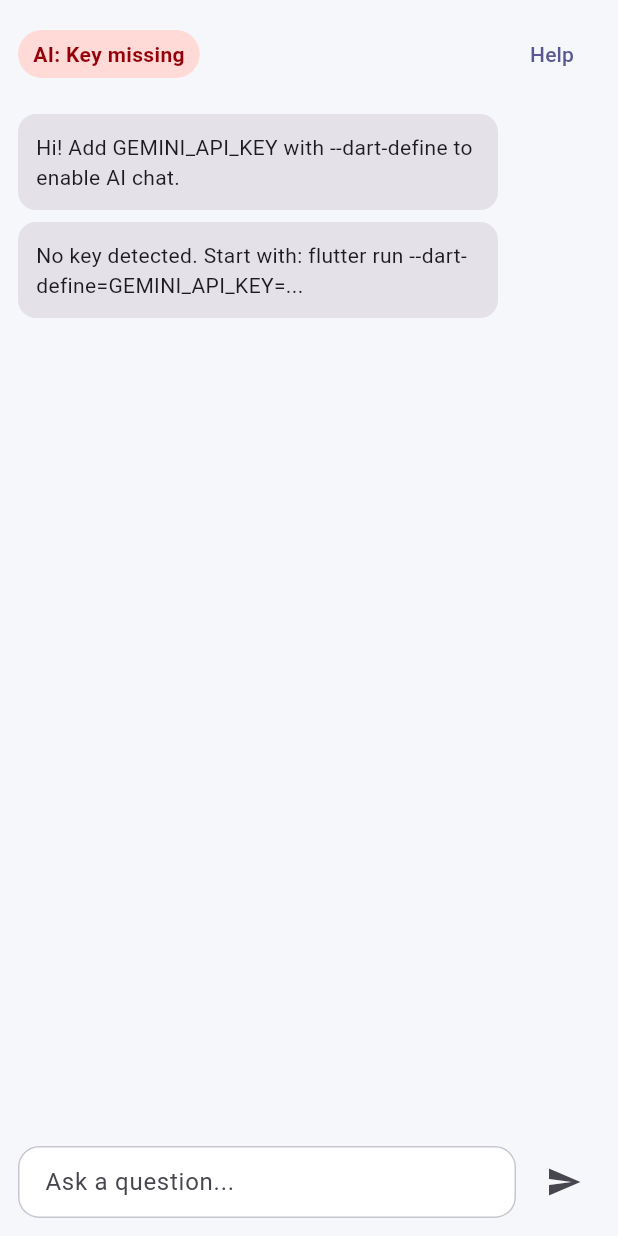
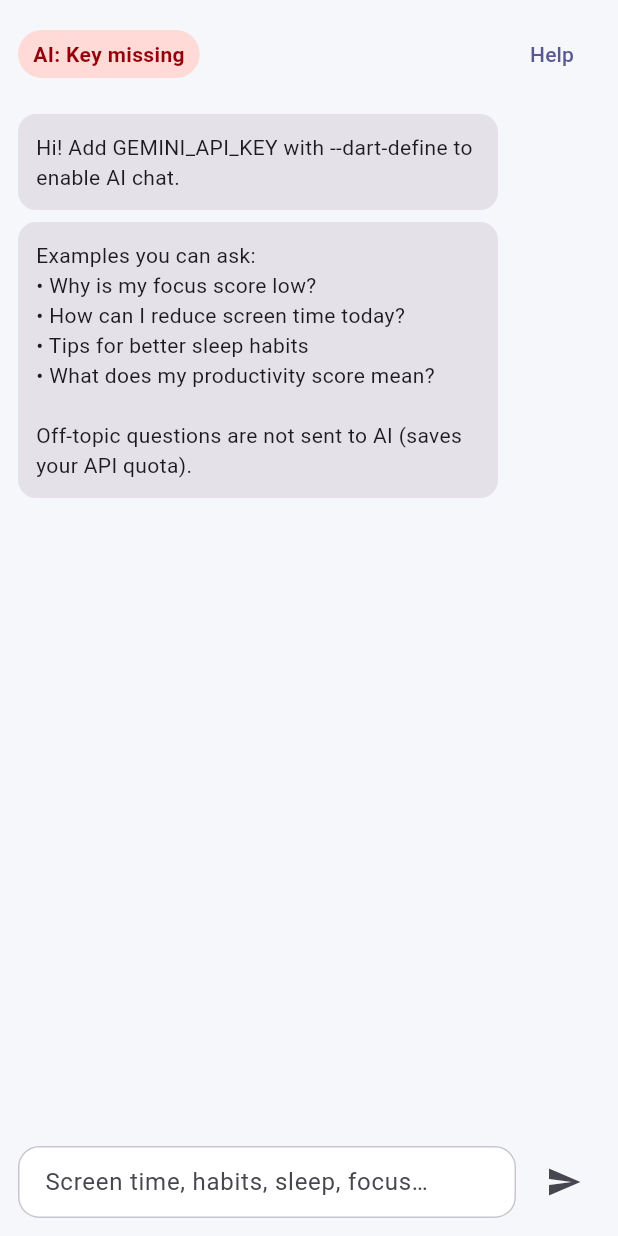
Before and after one commit to Krijan-dev/final_year_project, a Flutter app: the ChatbotScreen widget shown alone on an empty page, opened directly, after a tap on "Help", after a tap on the "send" icon, on a phone screen of 412 x 824 dp. Run offline on Flutter 3.47's test engine with Material 3 defaults, Android fonts, the phone set to English and light mode, and no system bars; our stand-ins replace fl_chart, flutter_riverpod, google_generative_ai, hive_flutter, permission_handler; missing offline and left inert: health; accounts and stored records are empty.

Commit message:
AI rules added
AI rules have been added so that it will only reply to the related topics and gives already saved information for this that are not related

```diff
--- a/lib/screens/chatbot_screen.dart
+++ b/lib/screens/chatbot_screen.dart
@@ -1,7 +1,7 @@
 import "package:flutter/material.dart";
-import "package:flutter/foundation.dart";
 import "package:flutter_riverpod/flutter_riverpod.dart";
 import "package:life_pattern_tracker/providers/usage_provider.dart";
+import "package:life_pattern_tracker/services/ai_scope.dart";
 import "package:life_pattern_tracker/services/gemini_service.dart";
 
 class ChatbotScreen extends ConsumerStatefulWidget {
@@ -16,7 +16,8 @@ class _ChatbotScreenState extends ConsumerState<ChatbotScreen> {
   final List<_ChatMessage> _messages = [
     _ChatMessage(
       text: GeminiService.isConfigured
-          ? "Hi! I am your Gemini productivity assistant. Ask me anything about your habits."
+          ? "Hi! I help with habits, screen time, sleep, focus, and productivity using your app data. "
+              "Off-topic messages are answered locally (no API call)."
           : "Hi! Add GEMINI_API_KEY with --dart-define to enable AI chat.",
       isUser: false,
     ),
@@ -59,14 +60,7 @@ class _ChatbotScreenState extends ConsumerState<ChatbotScreen> {
               TextButton(
                 onPressed: () {
                   setState(() {
-                    _messages.add(
-                      _ChatMessage(
-                        text: GeminiService.isConfigured
-                            ? "AI key detected. If calls fail, the next message will show the exact error."
-                            : "No key detected. Start with: flutter run --dart-define=GEMINI_API_KEY=...",
-                        isUser: false,
-                      ),
-                    );
+                    _messages.add(const _ChatMessage(text: AiScope.helpReply, isUser: false));
                   });
                 },
                 child: const Text("Help"),
@@ -112,7 +106,7 @@ class _ChatbotScreenState extends ConsumerState<ChatbotScreen> {
                     textInputAction: TextInputAction.send,
                     onSubmitted: (_) => _sendMessage(),
                     decoration: const InputDecoration(
-                      hintText: "Ask a question...",
+                      hintText: "Screen time, habits, sleep, focus…",
                       border: OutlineInputBorder(),
                     ),
                   ),
@@ -139,14 +133,31 @@ class _ChatbotScreenState extends ConsumerState<ChatbotScreen> {
   Future<void> _sendMessage() async {
     final text = _controller.text.trim();
     if (text.isEmpty || _loading) return;
+
+    final scope = AiScope.classify(text);
+    if (scope == AiScopeDecision.empty) return;
+
+    setState(() {
+      _messages.add(_ChatMessage(text: text, isUser: true));
+    });
+    _controller.clear();
+
+    final localReply = switch (scope) {
+      AiScopeDecision.greeting => AiScope.greetingReply,
+      AiScopeDecision.help => AiScope.helpReply,
+      AiScopeDecision.offTopic => AiScope.offTopicReply,
+      AiScopeDecision.empty => null,
+      AiScopeDecision.allowed => null,
+    };
+    if (localReply != null) {
+      setState(() => _messages.add(_ChatMessage(text: localReply, isUser: false)));
+      return;
+    }
+
     final state = ref.read(usageProvider);
     final notifier = ref.read(usageProvider.notifier);
 
-    setState(() {
-      _messages.add(_ChatMessage(text: text, isUser: true));
-      _loading = true;
-    });
-    _controller.clear();
+    setState(() => _loading = true);
 
     try {
       final response = await GeminiService.chatReply(
--- /dev/null
+++ b/lib/services/ai_scope.dart
@@ -0,0 +1,79 @@
+/// Client-side gate so off-topic chat never calls Gemini (saves API tokens).
+abstract final class AiScope {
+  static const String offTopicReply =
+      "I only help with habits, screen time, sleep, mood, focus, and productivity in Life Pattern Tracker. "
+      "Try: \"Why is my focus score low?\" or \"How can I cut screen time today?\"";
+
+  static const String greetingReply =
+      "Hi! Ask about your screen time, habits, sleep, focus score, or productivity — I'll use your app data when I answer.";
+
+  static const String helpReply =
+      "Examples you can ask:\n"
+      "• Why is my focus score low?\n"
+      "• How can I reduce screen time today?\n"
+      "• Tips for better sleep habits\n"
+      "• What does my productivity score mean?\n\n"
+      "Off-topic questions are not sent to AI (saves your API quota).";
+
+  /// Max length before we reject without calling the API (spam / pasted essays).
+  static const int maxMessageLength = 400;
+
+  static final RegExp _blocked = RegExp(
+    r"\b("
+    r"write\s+(an?\s+)?(essay|code|story|poem|script|email|letter)|"
+    r"homework|assignment|dissertation|thesis|"
+    r"solve\s+this|calculate\s+\d|math\s+problem|"
+    r"translate\s+to|translation|"
+    r"weather|forecast|"
+    r"news|politics|election|president|"
+    r"stock|crypto|bitcoin|invest|"
+    r"recipe\s+for|cook\s+me|"
+    r"who\s+is|when\s+was|capital\s+of|"
+    r"joke|riddle|trivia|"
+    r"python|javascript|java\s+code|flutter\s+code|debug\s+this|"
+    r"medical\s+diagnosis|prescribe|dosage|"
+    r"legal\s+advice|lawyer"
+    r")\b",
+    caseSensitive: false,
+  );
+
+  static final RegExp _allowed = RegExp(
+    r"\b("
+    r"habit|routine|screen\s*time|phone|usage|app|distract|"
+    r"sleep|bed|rest|tired|insomnia|"
+    r"step|walk|exercise|workout|fitness|health\s*connect|"
+    r"focus|productive|productivity|score|metric|"
+    r"mood|stress|anxiety|calm|meditat|"
+    r"water|break|pomodoro|goal|morning|evening|"
+    r"pattern|life\s*pattern|tracker|today|average|minute|hour|"
+    r"reduce|improve|better|less|more|why|how|tip|advice|suggest"
+    r")\b",
+    caseSensitive: false,
+  );
+
+  static final RegExp _greetingOnly = RegExp(
+    r"^(hi|hello|hey|yo|thanks|thank\s*you|thx|ok|okay|bye|goodbye|good\s*(morning|afternoon|evening)|"
+    r"how\s+are\s+you)[\s!.?]*$",
+    caseSensitive: false,
+  );
+
+  static final RegExp _helpOnly = RegExp(
+    r"^(help|\?|what\s+can\s+you\s+do|what\s+do\s+you\s+do)[\s!.?]*$",
+    caseSensitive: false,
+  );
+
+  static AiScopeDecision classify(String raw) {
+    final text = raw.trim();
+    if (text.isEmpty) return AiScopeDecision.empty;
+    if (text.length > maxMessageLength) return AiScopeDecision.offTopic;
+    if (_helpOnly.hasMatch(text)) return AiScopeDecision.help;
+    if (_greetingOnly.hasMatch(text)) return AiScopeDecision.greeting;
+    if (_blocked.hasMatch(text)) return AiScopeDecision.offTopic;
+    if (_allowed.hasMatch(text)) return AiScopeDecision.allowed;
+    return AiScopeDecision.offTopic;
+  }
+
+  static bool allowsApiCall(String message) => classify(message) == AiScopeDecision.allowed;
+}
+
+enum AiScopeDecision { empty, allowed, offTopic, greeting, help }
--- a/lib/services/gemini_service.dart
+++ b/lib/services/gemini_service.dart
@@ -1,4 +1,5 @@
 import "package:google_generative_ai/google_generative_ai.dart";
+import "package:life_pattern_tracker/services/ai_scope.dart";
 import "package:life_pattern_tracker/services/gemini_key_store.dart";
 
 class GeminiService {
@@ -22,10 +23,24 @@ class GeminiService {
 
   static bool get isConfigured => resolvedApiKey.isNotEmpty;
 
+  static const String _coachSystemInstruction = """
+You are the Life Pattern Tracker assistant — a concise productivity and wellness coach.
+You ONLY discuss: habits, routines, screen time, phone usage, sleep, exercise, mood, focus, productivity scores, and goals using the user's app metrics.
+If the user asks anything else, reply ONLY with this exact sentence and nothing else:
+"${AiScope.offTopicReply}"
+Never answer off-topic questions, even briefly. No jokes, code, homework, news, or general knowledge.
+Keep replies under 80 words. Mention at most one metric when relevant.
+""";
+
   static GenerativeModel _model(String modelName) {
     return GenerativeModel(
       model: modelName,
       apiKey: resolvedApiKey,
+      systemInstruction: Content.system(_coachSystemInstruction),
+      generationConfig: GenerationConfig(
+        temperature: 0.35,
+        maxOutputTokens: 180,
+      ),
     );
   }
 
@@ -61,6 +76,10 @@ class GeminiService {
     required int focusScore,
     required int productivityScore,
   }) async {
+    if (!AiScope.allowsApiCall(userPrompt)) {
+      return AiScope.offTopicReply;
+    }
+
     if (!isConfigured) {
       return "Gemini API key is missing. Use .\\run_dev.ps1 or "
           "flutter run --dart-define-from-file=.env (then fully stop and start again — hot reload "
@@ -68,7 +87,6 @@ class GeminiService {
     }
 
     final prompt = """
-You are a concise productivity coach inside a Flutter app.
 User metrics:
 - Today usage minutes: $todayMinutes
 - Average daily usage minutes: $averageMinutes
@@ -76,11 +94,6 @@ User metrics:
 - Productivity score (0-100): $productivityScore
 
 User question: "$userPrompt"
-
-Rules:
-- Keep response under 90 words.
-- Give direct practical advice.
-- Mention at most one metric in the reply.
 """;
 
     final text = await _generateWithFallback(prompt);
```
